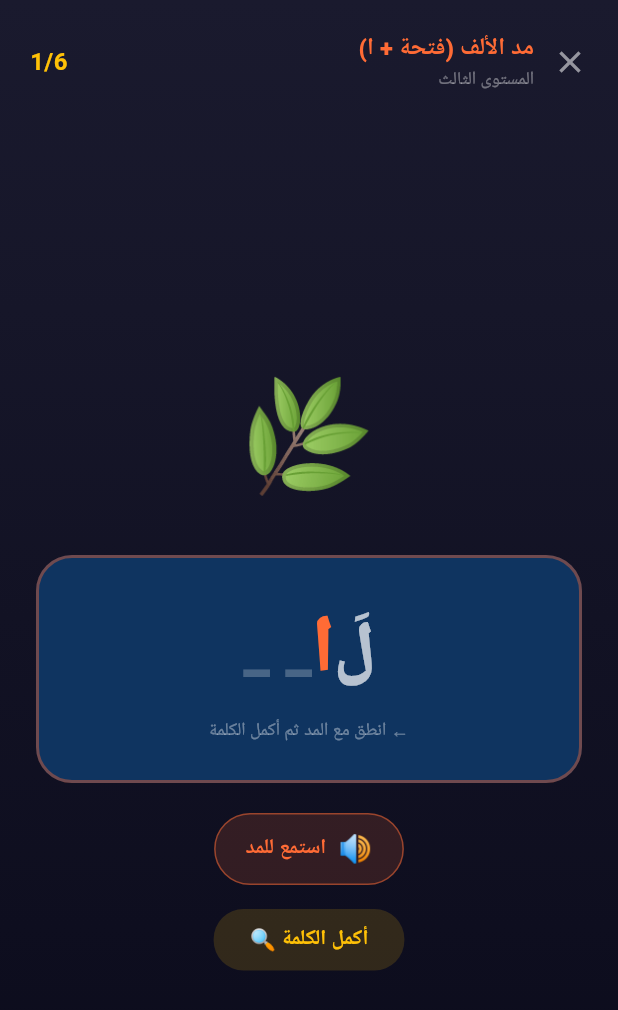
After one commit to tparty335-coder/arabi-fasih, a Flutter app: the Level3LongVowelScreen screen opened directly with sample values from the repository, on a phone screen of 412 x 824 dp. The commit adds this screen. Shown: the top 1010 px of the screen. Run offline on Flutter 3.47's test engine with Material 3 defaults, Android fonts, the phone set to English and light mode, and no system bars; our stand-ins replace flutter_tts, shared_preferences; accounts and stored records are empty; Roboto replaces fonts that are missing (Cairo).

Commit message:
feat: Level 3 complete — Long Vowels (Mudood) from PDF 3

```diff
--- /dev/null
+++ b/lib/data/level3_content.dart
@@ -0,0 +1,214 @@
+// data/level3_content.dart — المستوى الثالث: الأصوات الطويلة (المدود)
+// المصدر: هيا بنا نتعلم القراءة - المستوى الثالث - الأستاذ محمد علي الكفراوي
+
+class LongVowelWord {
+  final String word;
+  final String part1;   // المقطع قبل المد
+  final String vowelChar; // 'ا' | 'يـ' | 'و'
+  final String part2;   // الجزء بعد المد
+  final String emoji;
+  final String vowelType; // 'alif' | 'ya' | 'waw'
+  const LongVowelWord(this.word, this.part1, this.vowelChar, this.part2, this.emoji, this.vowelType);
+}
+
+class L3DB {
+  // =============================================
+  // جدول المدود الكامل — كل حرف × 3 أنواع
+  // صفحة 2: اِفْهَمْ أَوَّلاً ثُمَّ احْفَظْ
+  // =============================================
+  static const Map<String, List<String>> longVowelTable = {
+    'ب': ['بَا', 'بِيـ', 'بُو'],
+    'ت': ['تَا', 'تِيـ', 'تُو'],
+    'ث': ['ثَا', 'ثِيـ', 'ثُو'],
+    'ج': ['جَا', 'جِيـ', 'جُو'],
+    'ح': ['حَا', 'حِيـ', 'حُو'],
+    'خ': ['خَا', 'خِيـ', 'خُو'],
+    'د': ['دَا', 'دِيـ', 'دُو'],
+    'ذ': ['ذَا', 'ذِيـ', 'ذُو'],
+    'ر': ['رَا', 'رِيـ', 'رُو'],
+    'ز': ['زَا', 'زِيـ', 'زُو'],
+    'س': ['سَا', 'سِيـ', 'سُو'],
+    'ش': ['شَا', 'شِيـ', 'شُو'],
+    'ص': ['صَا', 'صِيـ', 'صُو'],
+    'ض': ['ضَا', 'ضِيـ', 'ضُو'],
+    'ط': ['طَا', 'طِيـ', 'طُو'],
+    'ظ': ['ظَا', 'ظِيـ', 'ظُو'],
+    'ع': ['عَا', 'عِيـ', 'عُو'],
+    'غ': ['غَا', 'غِيـ', 'غُو'],
+    'ف': ['فَا', 'فِيـ', 'فُو'],
+    'ق': ['قَا', 'قِيـ', 'قُو'],
+    'ك': ['كَا', 'كِيـ', 'كُو'],
+    'ل': ['لَا', 'لِيـ', 'لُو'],
+    'م': ['مَا', 'مِيـ', 'مُو'],
+    'ن': ['نَا', 'نِيـ', 'نُو'],
+    'هـ': ['هَا', 'هِيـ', 'هُو'],
+    'و': ['وَا', 'وِيـ', 'وُو'],
+    'ي': ['يَا', 'يِيـ', 'يُو'],
+  };
+
+  // =============================================
+  // كلمات مد الألف — فتحة + ا (صفحات 3-6)
+  // =============================================
+  static const List<LongVowelWord> alifWords = [
+    LongVowelWord('بَاب','بَ','ا','ب','🚪','alif'),
+    LongVowelWord('تَاج','تَ','ا','ج','👑','alif'),
+    LongVowelWord('دَار','دَ','ا','ر','🏠','alif'),
+    LongVowelWord('مَاء','مَ','ا','ء','💧','alif'),
+    LongVowelWord('نَار','نَ','ا','ر','🔥','alif'),
+    LongVowelWord('مَال','مَ','ا','ل','💰','alif'),
+    LongVowelWord('جَار','جَ','ا','ر','👤','alif'),
+    LongVowelWord('عَام','عَ','ا','م','📅','alif'),
+    LongVowelWord('دَال','دَ','ا','ل','🔤','alif'),
+    LongVowelWord('رَاب','رَ','ا','ب','🧇','alif'),
+    LongVowelWord('حَال','حَ','ا','ل','🌟','alif'),
+    LongVowelWord('طَار','طَ','ا','ر','✈️','alif'),
+    LongVowelWord('صَار','صَ','ا','ر','⚗️','alif'),
+    LongVowelWord('شَام','شَ','ا','م','🌍','alif'),
+    LongVowelWord('سَار','سَ','ا','ر','🚶','alif'),
+    LongVowelWord('فَاز','فَ','ا','ز','🏆','alif'),
+    LongVowelWord('قَال','قَ','ا','ل','💬','alif'),
+    LongVowelWord('كَان','كَ','ا','ن','✅','alif'),
+    LongVowelWord('لَان','لَ','ا','ن','🌿','alif'),
+    LongVowelWord('مَان','مَ','ا','ن','🛡️','alif'),
+    LongVowelWord('هَام','هَ','ا','م','⭐','alif'),
+    LongVowelWord('وَادِ','وَ','ا','دِ','🏞️','alif'),
+    LongVowelWord('يَاء','يَ','ا','ء','🔤','alif'),
+  ];
+
+  // =============================================
+  // كلمات مد الياء — كسرة + يـ (صفحات 3-5)
+  // =============================================
+  static const List<LongVowelWord> yaWords = [
+    LongVowelWord('فِيل','فِ','يـ','ل','🐘','ya'),
+    LongVowelWord('دِيك','دِ','يـ','ك','🐓','ya'),
+    LongVowelWord('عِيد','عِ','يـ','د','🎉','ya'),
+    LongVowelWord('رِيف','رِ','يـ','ف','🌾','ya'),
+    LongVowelWord('رِيش','رِ','يـ','ش','🪶','ya'),
+    LongVowelWord('جِيل','جِ','يـ','ل','👥','ya'),
+    LongVowelWord('تِين','تِ','يـ','ن','🫐','ya'),
+    LongVowelWord('رِيق','رِ','يـ','ق','💧','ya'),
+    LongVowelWord('حِين','حِ','يـ','ن','⏰','ya'),
+    LongVowelWord('نِيل','نِ','يـ','ل','🌊','ya'),
+    LongVowelWord('لِيف','لِ','يـ','ف','🌴','ya'),
+    LongVowelWord('سِيف','سِ','يـ','ف','⚔️','ya'),
+    LongVowelWord('بِيت','بِ','يـ','ت','🏠','ya'),
+    LongVowelWord('ضِيف','ضِ','يـ','ف','👤','ya'),
+    LongVowelWord('شِيح','شِ','يـ','ح','🌿','ya'),
+  ];
+
+  // =============================================
+  // كلمات مد الواو — ضمة + و (صفحات 3-6)
+  // =============================================
+  static const List<LongVowelWord> wawWords = [
+    LongVowelWord('حُوت','حُ','و','ت','🐳','waw'),
+    LongVowelWord('كُوب','كُ','و','ب','🥤','waw'),
+    LongVowelWord('كُوخ','كُ','و','خ','🏚️','waw'),
+    LongVowelWord('نُور','نُ','و','ر','💡','waw'),
+    LongVowelWord('سُوق','سُ','و','ق','🛒','waw'),
+    LongVowelWord('طُوب','طُ','و','ب','🧱','waw'),
+    LongVowelWord('صُوف','صُ','و','ف','🐑','waw'),
+    LongVowelWord('عُود','عُ','و','د','🪗','waw'),
+    LongVowelWord('تُوت','تُ','و','ت','🫐','waw'),
+    LongVowelWord('فُول','فُ','و','ل','🫘','waw'),
+    LongVowelWord('لُوح','لُ','و','ح','📋','waw'),
+    LongVowelWord('بُوم','بُ','و','م','🦉','waw'),
+    LongVowelWord('دُود','دُ','و','د','🪱','waw'),
+    LongVowelWord('زُور','زُ','و','ر','⚓','waw'),
+    LongVowelWord('شُوك','شُ','و','ك','🍴','waw'),
+  ];
+
+  // =============================================
+  // كلمات ثنائية المقاطع مع المد (صفحات 4-6)
+  // =============================================
+  static const List<LongVowelWord> twoSyllableWords = [
+    // كسر + مد ألف
+    LongVowelWord('كِتَاب','كِ','تَا','ب','📖','alif'),
+    LongVowelWord('حِصَان','حِ','صَا','ن','🐴','alif'),
+    LongVowelWord('خِطَاب','خِ','طَا','ب','📜','alif'),
+    LongVowelWord('لِسَان','لِ','سَا','ن','👅','alif'),
+    LongVowelWord('نِظَام','نِ','ظَا','م','📐','alif'),
+    LongVowelWord('جِمَال','جِ','مَا','ل','🐪','alif'),
+    LongVowelWord('شِبَاك','شِ','بَا','ك','🎣','alif'),
+    LongVowelWord('إِنَاء','إِ','نَا','ء','🏺','alif'),
+    LongVowelWord('بِحَار','بِ','حَا','ر','🌊','alif'),
+    LongVowelWord('رِمَال','رِ','مَا','ل','🏖️','alif'),
+    LongVowelWord('قِطَار','قِ','طَا','ر','🚂','alif'),
+    LongVowelWord('دِمَاغ','دِ','مَا','غ','🧠','alif'),
+    // فتح + مد ياء
+    LongVowelWord('أَمِير','أَ','مِي','ر','👑','ya'),
+    LongVowelWord('بَرِيد','بَ','رِي','د','📬','ya'),
+    LongVowelWord('جَمِيل','جَ','مِي','ل','✨','ya'),
+    LongVowelWord('قَرِيب','قَ','رِي','ب','🤏','ya'),
+    LongVowelWord('طَبِيب','طَ','بِي','ب','👨‍⚕️','ya'),
+    LongVowelWord('نَظِيف','نَ','ظِي','ف','🧹','ya'),
+    LongVowelWord('كَبِير','كَ','بِي','ر','📏','ya'),
+    LongVowelWord('صَغِير','صَ','غِي','ر','🔬','ya'),
+    LongVowelWord('حَلِيب','حَ','لِي','ب','🥛','ya'),
+    LongVowelWord('عَجِيب','عَ','جِي','ب','😲','ya'),
+    LongVowelWord('رَغِيف','رَ','غِي','ف','🍞','ya'),
+    LongVowelWord('مَرِيض','مَ','رِي','ض','🤒','ya'),
+    LongVowelWord('فَرِيد','فَ','رِي','د','💎','ya'),
+    LongVowelWord('سَمِيك','سَ','مِي','ك','📦','ya'),
+    // فتح + مد واو
+    LongVowelWord('أُسُود','أُ','سُو','د','🦁','waw'),
+    LongVowelWord('بُحُور','بُ','حُو','ر','🌊','waw'),
+    LongVowelWord('حُرُوف','حُ','رُو','ف','🔤','waw'),
+    LongVowelWord('دُمُوع','دُ','مُو','ع','😢','waw'),
+    LongVowelWord('نُجُوم','نُ','جُو','م','⭐','waw'),
+    LongVowelWord('كُنُوز','كُ','نُو','ز','💎','waw'),
+    LongVowelWord('فُصُول','فُ','صُو','ل','🍂','waw'),
+    LongVowelWord('قُلُوب','قُ','لُو','ب','❤️','waw'),
+    LongVowelWord('مُلُوك','مُ','لُو','ك','👑','waw'),
+    LongVowelWord('زُهُور','زُ','هُو','ر','🌸','waw'),
+    LongVowelWord('رُمُوش','رُ','مُو','ش','👁️','waw'),
+    LongVowelWord('ذُيُول','ذُ','يُو','ل','🦊','waw'),
+    LongVowelWord('ضُيُوف','ضُ','يُو','ف','👥','waw'),
+    LongVowelWord('طُيُور','طُ','يُو','ر','🐦','waw'),
+  ];
+
+  // =============================================
+  // كلمات ثلاثية المقاطع (صفحات 40-44)
+  // =============================================
+  static const List<LongVowelWord> advancedWords = [
+    // CVC + مد + C
+    LongVowelWord('مَرْوَان','مَرْ','وَا','ن','👦','alif'),
+    LongVowelWord('عَدْنَان','عَدْ','نَا','ن','👦','alif'),
+    LongVowelWord('قِرْطَاس','قِرْ','طَا','س','📄','alif'),
+    LongVowelWord('جِلْبَاب','جِلْ','بَا','ب','👘','alif'),
+    LongVowelWord('إِمْضَاء','إِمْ','ضَا','ء','✍️','alif'),
+    LongVowelWord('إِنْقَاذ','إِنْ','قَا','ذ','🛟','alif'),
+    LongVowelWord('خُرْطُوم','خُرْ','طُو','م','🐘','waw'),
+    LongVowelWord('بُلْدَان','بُلْ','دَا','ن','🌍','alif'),
+    LongVowelWord('تَغْرِيد','تَغْ','رِي','د','🐦','ya'),
+    LongVowelWord('تَسْجِيل','تَسْ','جِي','ل','🎙️','ya'),
+    LongVowelWord('تَشْغِيل','تَشْ','غِي','ل','▶️','ya'),
+    LongVowelWord('مَجْرُوح','مَجْ','رُو','ح','🩹','waw'),
+    LongVowelWord('مَخْلُوق','مَخْ','لُو','ق','🌿','waw'),
+    LongVowelWord('مَكْتُوب','مَكْ','تُو','ب','📬','waw'),
+    LongVowelWord('مَقْتُول','مَقْ','تُو','ل','⚠️','waw'),
+    // جمع التكسير (صفحات 43-46)
+    LongVowelWord('مَدَارِس','مَدَا','رِ','س','🏫','ya'),
+    LongVowelWord('مَسَاجِد','مَسَا','جِ','د','🕌','ya'),
+    LongVowelWord('مَصَانِع','مَصَا','نِ','ع','🏭','ya'),
+    LongVowelWord('مَطَابِخ','مَطَا','بِ','خ','🍳','ya'),
+    LongVowelWord('مَكَاتِب','مَكَا','تِ','ب','🖊️','ya'),
+    LongVowelWord('مَرَاوِح','مَرَا','وِ','ح','🌀','ya'),
+    LongVowelWord('مَسَاكِن','مَسَا','كِ','ن','🏘️','ya'),
+    LongVowelWord('قَوَارِب','قَوَا','رِ','ب','⛵','ya'),
+  ];
+
+  // =============================================
+  // جميع الكلمات مجمعة
+  // =============================================
+  static List<LongVowelWord> allWords() =>
+      [...alifWords, ...yaWords, ...wawWords];
+
+  static List<LongVowelWord> wordsByType(String type) {
+    switch (type) {
+      case 'alif': return [...alifWords, ...twoSyllableWords.where((w) => w.vowelType == 'alif').toList()];
+      case 'ya':   return [...yaWords,   ...twoSyllableWords.where((w) => w.vowelType == 'ya').toList()];
+      case 'waw':  return [...wawWords,  ...twoSyllableWords.where((w) => w.vowelType == 'waw').toList()];
+      default:     return allWords();
+    }
+  }
+}
--- a/lib/models/skill_node.dart
+++ b/lib/models/skill_node.dart
@@ -17,6 +17,11 @@ enum NodeType {
   sukunCvcKasra,                 // L2_03: CVC مسبوق بكسر
   multiSyllable,                 // L2_04: كلمات متعددة المقاطع
   verbConjugation,               // L2_05: تصريف الفعل المضارع
+  // === Level 3: الأصوات الطويلة (المدود) ===
+  longVowelAlif,                 // L3_01: مد الألف (فتحة + ا)
+  longVowelYa,                   // L3_02: مد الياء (كسرة + ي)
+  longVowelWaw,                  // L3_03: مد الواو (ضمة + و)
+  longVowelAdvanced,             // L3_04: كلمات متقدمة + جمع التكسير
 }
 
 class SkillNode {
@@ -294,6 +299,22 @@ class SkillDAG {
 
     // L2_05: تصريف الفعل المضارع (أَكْتُب، نَكْتُب...)
     SkillNode(id:'L2_05_verb',type:NodeType.verbConjugation,letter:'◌ْ',sound:'verb',prerequisites:['L2_04_multi'],confusedWith:[]),
+
+    // ===================================================
+    // المستوى الثالث — الأصوات الطويلة (يُفتح بعد L2_05)
+    // ===================================================
+
+    // L3_01: مد الألف (فختح + ا): بَاب، تَاج، نَار...
+    SkillNode(id:'L3_01_alif',type:NodeType.longVowelAlif,letter:'ا',sound:'medd-a',prerequisites:['L2_05_verb'],confusedWith:[]),
+
+    // L3_02: مد الياء (كسرة + ي): فِيل، دِيك، عِيد...
+    SkillNode(id:'L3_02_ya',type:NodeType.longVowelYa,letter:'ي',sound:'medd-i',prerequisites:['L3_01_alif'],confusedWith:[]),
+
+    // L3_03: مد الواو (ضمة + و): حُوت، كُوب، نُور...
+    SkillNode(id:'L3_03_waw',type:NodeType.longVowelWaw,letter:'و',sound:'medd-u',prerequisites:['L3_02_ya'],confusedWith:[]),
+
+    // L3_04: كلمات متقدمة + جمع التكسير: مدارس، مصانع...
+    SkillNode(id:'L3_04_adv',type:NodeType.longVowelAdvanced,letter:'المد',sound:'adv',prerequisites:['L3_03_waw'],confusedWith:[]),
   ];
 
   static SkillNode? getById(String id) {
--- /dev/null
+++ b/lib/screens/activity/level3_long_vowel_screen.dart
@@ -0,0 +1,346 @@
+// screens/activity/level3_long_vowel_screen.dart
+// شاشة الأصوات الطويلة (المدود) — Level 3
+import 'package:flutter/material.dart';
+import 'package:provider/provider.dart';
+import '../../data/level3_content.dart';
+import '../../models/skill_node.dart';
+import '../../services/mastery_service.dart';
+import '../../services/tts_service.dart';
+import '../../theme/adventure_skin.dart';
+import 'session_complete_screen.dart';
+
+class Level3LongVowelScreen extends StatefulWidget {
+  final SkillNode node;
+  const Level3LongVowelScreen({super.key, required this.node});
+
+  @override
+  State<Level3LongVowelScreen> createState() => _Level3LongVowelScreenState();
+}
+
+class _Level3LongVowelScreenState extends State<Level3LongVowelScreen>
+    with SingleTickerProviderStateMixin {
+  late List<LongVowelWord> _words;
+  int _step = 0, _correct = 0;
+  bool? _lastResult;
+  String _feedback = '';
+  bool _showFull = false, _tapped = false;
+  String _vowelType = 'alif';
+
+  late AnimationController _waveCtrl;
+  late Animation<double> _waveAnim;
+
+  @override
+  void initState() {
+    super.initState();
+    _vowelType = _getVowelType();
+    _words = List.from(_getWordList())..shuffle();
+    if (_words.length > 6) _words = _words.sublist(0, 6);
+
+    _waveCtrl = AnimationController(
+        vsync: this, duration: const Duration(milliseconds: 1200));
+    _waveAnim = Tween<double>(begin: 0, end: 1)
+        .animate(CurvedAnimation(parent: _waveCtrl, curve: Curves.easeInOut));
+
+    _speakWord();
+  }
+
+  String _getVowelType() {
+    switch (widget.node.type) {
+      case NodeType.longVowelYa:  return 'ya';
+      case NodeType.longVowelWaw: return 'waw';
+      default:                    return 'alif';
+    }
+  }
+
+  List<LongVowelWord> _getWordList() {
+    switch (_vowelType) {
+      case 'ya':  return L3DB.yaWords + L3DB.twoSyllableWords.where((w) => w.vowelType == 'ya').toList();
+      case 'waw': return L3DB.wawWords + L3DB.twoSyllableWords.where((w) => w.vowelType == 'waw').toList();
+      default:    return L3DB.alifWords + L3DB.twoSyllableWords.where((w) => w.vowelType == 'alif').toList();
+    }
+  }
+
+  LongVowelWord get _cur => _words[_step];
+
+  Color get _vowelColor {
+    switch (_vowelType) {
+      case 'ya':  return const Color(0xFF7C4DFF);
+      case 'waw': return const Color(0xFF00BCD4);
+      default:    return AdventureSkin.primary;
+    }
+  }
+
+  String get _vowelLabel {
+    switch (_vowelType) {
+      case 'ya':  return 'مد الياء (كسرة + ي)';
+      case 'waw': return 'مد الواو (ضمة + و)';
+      default:    return 'مد الألف (فتحة + ا)';
+    }
+  }
+
+  Future<void> _speakWord() async {
+    _waveCtrl.repeat(reverse: true);
+    if (!_showFull) {
+      await TtsService().speak(_cur.part1);
+      await Future.delayed(const Duration(milliseconds: 400));
+      // مد الصوت
+      await TtsService().speak(_cur.part1 + _cur.vowelChar + _cur.vowelChar);
+    } else {
+      await TtsService().speak(_cur.word);
+    }
+    _waveCtrl.stop();
+    _waveCtrl.reset();
+  }
+
+  Future<void> _revealWord() async {
+    setState(() => _showFull = true);
+    await TtsService().speak(_cur.word);
+  }
+
+  Future<void> _onAnswer(bool correct) async {
+    if (_tapped) return;
+    _tapped = true;
+
+    await context.read<MasteryService>().recordAttempt(
+        widget.node.id, correct,
+        DateTime.now().millisecondsSinceEpoch % 5000);
+
+    setState(() {
+      _lastResult = correct;
+      _feedback = correct
+          ? AdventureSkin.getSuccessMessage()
+          : AdventureSkin.getWrongMessage();
+      if (correct) _correct++;
+    });
+
+    await Future.delayed(const Duration(milliseconds: 1000));
+
+    if (_step + 1 >= _words.length) {
+      if (!mounted) return;
+      Navigator.of(context).pushReplacement(MaterialPageRoute(
+        builder: (_) => SessionCompleteScreen(
+          skillId: widget.node.id,
+          correctCount: _correct,
+          totalSteps: _words.length,
+          xpEarned: _correct * 20,
+        ),
+      ));
+    } else {
+      setState(() {
+        _step++;
+        _lastResult = null;
+        _showFull = false;
+        _tapped = false;
+        _feedback = '';
+      });
+      _speakWord();
+    }
+  }
+
+  @override
+  void dispose() {
+    _waveCtrl.dispose();
+    super.dispose();
+  }
+
+  @override
+  Widget build(BuildContext context) {
+    return Scaffold(
+      body: Container(
+        decoration: const BoxDecoration(gradient: AdventureSkin.backgroundGradient),
+        child: SafeArea(
+          child: Directionality(
+            textDirection: TextDirection.rtl,
+            child: Column(children: [
+              _buildHeader(),
+              Expanded(child: _buildBody()),
+              _buildControls(),
+              const SizedBox(height: 20),
+            ]),
+          ),
+        ),
+      ),
+    );
+  }
+
+  Widget _buildHeader() => Padding(
+    padding: const EdgeInsets.all(20),
+    child: Row(children: [
+      GestureDetector(onTap: () => Navigator.of(context).pop(),
+          child: const Icon(Icons.close, color: Colors.white54)),
+      const SizedBox(width: 12),
+      Expanded(child: Column(crossAxisAlignment: CrossAxisAlignment.start, children: [
+        Text(_vowelLabel, style: TextStyle(color: _vowelColor,
+            fontSize: 16, fontWeight: FontWeight.w800,
+            fontFamily: AdventureSkin.arabicFont)),
+        Text('المستوى الثالث', style: const TextStyle(color: Colors.white38,
+            fontSize: 12, fontFamily: AdventureSkin.arabicFont)),
+      ])),
+      Text('${_step + 1}/${_words.length}', style: AdventureSkin.xpStyle),
+    ]),
+  );
+
+  Widget _buildBody() {
+    return Padding(
+      padding: const EdgeInsets.symmetric(horizontal: 24),
+      child: Column(mainAxisAlignment: MainAxisAlignment.center, children: [
+        // الإيموجي
+        Text(_cur.emoji, style: const TextStyle(fontSize: 72)),
+        const SizedBox(height: 28),
+
+        // عرض الكلمة مع المد
+        _buildWordDisplay(),
+        const SizedBox(height: 20),
+
+        // زر الاستماع
+        GestureDetector(
+          onTap: _speakWord,
+          child: Container(
+            padding: const EdgeInsets.symmetric(horizontal: 20, vertical: 10),
+            decoration: BoxDecoration(
+              color: _vowelColor.withValues(alpha: 0.15),
+              borderRadius: BorderRadius.circular(30),
+              border: Border.all(color: _vowelColor.withValues(alpha: 0.5)),
+            ),
+            child: Row(mainAxisSize: MainAxisSize.min, children: [
+              AnimatedBuilder(
+                animation: _waveAnim,
+                builder: (_, __) => Text('🔊',
+                    style: TextStyle(fontSize: 18 + _waveAnim.value * 4)),
+              ),
+              const SizedBox(width: 8),
+              Text('استمع للمد', style: TextStyle(color: _vowelColor,
+                  fontFamily: AdventureSkin.arabicFont, fontSize: 14,
+                  fontWeight: FontWeight.w700)),
+            ]),
+          ),
+        ),
+
+        if (!_showFull) ...[
+          const SizedBox(height: 16),
+          GestureDetector(
+            onTap: _revealWord,
+            child: Container(
+              padding: const EdgeInsets.symmetric(horizontal: 24, vertical: 10),
+              decoration: BoxDecoration(
+                color: AdventureSkin.accent.withValues(alpha: 0.15),
+                borderRadius: BorderRadius.circular(20),
+              ),
+              child: const Text('أكمل الكلمة 🔍',
+                  style: TextStyle(color: AdventureSkin.accent,
+                      fontFamily: AdventureSkin.arabicFont,
+                      fontWeight: FontWeight.w700)),
+            ),
+          ),
+        ],
+
+        if (_feedback.isNotEmpty) ...[
+          const SizedBox(height: 16),
+          Text(_feedback, style: TextStyle(fontSize: 18,
+              fontWeight: FontWeight.w900, fontFamily: AdventureSkin.arabicFont,
+              color: _lastResult == true ? AdventureSkin.success : AdventureSkin.error)),
+        ],
+      ]),
+    );
+  }
+
+  Widget _buildWordDisplay() {
+    return Container(
+      width: double.infinity,
+      padding: const EdgeInsets.all(24),
+      decoration: BoxDecoration(
+        color: _lastResult == true
+            ? AdventureSkin.letterCardCorrect.withValues(alpha: 0.1)
+            : _lastResult == false
+                ? AdventureSkin.letterCardWrong.withValues(alpha: 0.1)
+                : AdventureSkin.cardBg,
+        borderRadius: BorderRadius.circular(24),
+        border: Border.all(
+          color: _lastResult == true
+              ? AdventureSkin.letterCardCorrect
+              : _lastResult == false
+                  ? AdventureSkin.letterCardWrong
+                  : _vowelColor.withValues(alpha: 0.4),
+          width: 2,
+        ),
+      ),
+      child: Column(children: [
+        if (!_showFull) ...[
+          // عرض مع المد مكشوف والنهاية مخفية
+          Row(mainAxisAlignment: MainAxisAlignment.center, children: [
+            Text(_cur.part1, style: const TextStyle(fontSize: 44,
+                color: Colors.white70, fontWeight: FontWeight.w900,
+                fontFamily: AdventureSkin.arabicFont)),
+            Text(_cur.vowelChar, style: TextStyle(fontSize: 52,
+                color: _vowelColor, fontWeight: FontWeight.w900,
+                fontFamily: AdventureSkin.arabicFont)),
+            Text('_ _', style: const TextStyle(fontSize: 40,
+                color: Colors.white24, fontWeight: FontWeight.w900)),
+          ]),
+          const SizedBox(height: 8),
+          Text('← انطق مع المد ثم أكمل الكلمة',
+              style: TextStyle(color: Colors.white38, fontSize: 12,
+                  fontFamily: AdventureSkin.arabicFont)),
+        ] else ...[
+          // الكلمة كاملة
+          Text(_cur.word, style: const TextStyle(fontSize: 52,
+              color: Colors.white, fontWeight: FontWeight.w900,
+              fontFamily: AdventureSkin.arabicFont)),
+          const SizedBox(height: 8),
+          Row(mainAxisAlignment: MainAxisAlignment.center, children: [
+            _syllableChip(_cur.part1, Colors.white54),
+            const Text(' + ', style: TextStyle(color: Colors.white38, fontSize: 16)),
+            _syllableChip(_cur.vowelChar, AdventureSkin.accent),
+            const Text(' + ', style: TextStyle(color: Colors.white38, fontSize: 16)),
+            _syllableChip(_cur.part2, Colors.white54),
+          ]),
+        ],
+      ]),
+    );
+  }
+
+  Widget _syllableChip(String text, Color color) => Container(
+    padding: const EdgeInsets.symmetric(horizontal: 8, vertical: 4),
+    decoration: BoxDecoration(
+      color: color.withValues(alpha: 0.1),
+      borderRadius: BorderRadius.circular(8),
+      border: Border.all(color: color.withValues(alpha: 0.3)),
+    ),
+    child: Text(text, style: TextStyle(color: color, fontSize: 18,
+        fontWeight: FontWeight.w800, fontFamily: AdventureSkin.arabicFont)),
+  );
+
+  Widget _buildControls() {
+    if (!_showFull) return const SizedBox.shrink();
+    return Padding(
+      padding: const EdgeInsets.symmetric(horizontal: 24),
+      child: Row(children: [
+        Expanded(child: ElevatedButton(
+          onPressed: () => _onAnswer(false),
+          style: ElevatedButton.styleFrom(
+            backgroundColor: AdventureSkin.error.withValues(alpha: 0.15),
+            foregroundColor: AdventureSkin.error,
+            side: const BorderSide(color: AdventureSkin.error),
+            shape: RoundedRectangleBorder(borderRadius: BorderRadius.circular(14)),
+            padding: const EdgeInsets.symmetric(vertical: 16),
+          ),
+          child: const Text('لم أتقنها 🤔', style: TextStyle(
+              fontFamily: AdventureSkin.arabicFont, fontWeight: FontWeight.w700)),
+        )),
+        const SizedBox(width: 12),
+        Expanded(child: ElevatedButton(
+          onPressed: () => _onAnswer(true),
+          style: ElevatedButton.styleFrom(
+            backgroundColor: AdventureSkin.success.withValues(alpha: 0.15),
+            foregroundColor: AdventureSkin.success,
+            side: const BorderSide(color: AdventureSkin.success),
+            shape: RoundedRectangleBorder(borderRadius: BorderRadius.circular(14)),
+            padding: const EdgeInsets.symmetric(vertical: 16),
+          ),
+          child: const Text('أتقنتها ✅', style: TextStyle(
+              fontFamily: AdventureSkin.arabicFont, fontWeight: FontWeight.w700)),
+        )),
+      ]),
+    );
+  }
+}
--- a/lib/screens/home_screen.dart
+++ b/lib/screens/home_screen.dart
@@ -17,6 +17,7 @@ import 'activity/node05_blending_screen.dart';
 import 'activity/generic_letter_activity.dart';
 import 'activity/level2_cvc_screen.dart';
 import 'activity/level2_multisyllable_screen.dart';
+import 'activity/level3_long_vowel_screen.dart';
 import 'progress_screen.dart';
 import 'diagnostic_screen.dart';
 
@@ -35,6 +36,11 @@ class HomeScreen extends StatelessWidget {
       case NodeType.sukunCvcKasra:                return 'الساكن + كسر 🔓';
       case NodeType.multiSyllable:                return 'تقطيع الكلمات 📚';
       case NodeType.verbConjugation:              return 'تصريف الفعل 🌱';
+      case NodeType.longVowelAlif:                return 'مد الألف اآا';
+      case NodeType.longVowelYa:                  return 'مد الياء إِيـ';
+      case NodeType.longVowelWaw:                 return 'مد الواو أُوـ';
+      case NodeType.longVowelAdvanced:            return 'كلمات متقدمة 🌟';
+      default:                                    return 'مهارة';
     }
   }
 
@@ -50,6 +56,11 @@ class HomeScreen extends StatelessWidget {
       case NodeType.sukunCvcKasra:                return 'بِنْت • طِفْل • مِلْح';
       case NodeType.multiSyllable:                return 'مَدْرَسَة • أَرْنَب • شَمْعَة';
       case NodeType.verbConjugation:              return 'أَكْتُب • نَكْتُب • يَكْتُب';
+      case NodeType.longVowelAlif:                return 'بَاب • تَاج • نَار';
+      case NodeType.longVowelYa:                  return 'فِيل • دِيك • كِتَاب';
+      case NodeType.longVowelWaw:                 return 'حُوت • كُوب • نُور';
+      case NodeType.longVowelAdvanced:            return 'مدَارِس • مصَانِع • طَوَابِير';
+      default:                                    return '';
     }
   }
 
@@ -440,6 +451,11 @@ class HomeScreen extends StatelessWidget {
     } else if (node.type == NodeType.multiSyllable ||
         node.type == NodeType.verbConjugation) {
       screen = Level2MultiSyllableScreen(node: node);
+    } else if (node.type == NodeType.longVowelAlif ||
+        node.type == NodeType.longVowelYa ||
+        node.type == NodeType.longVowelWaw ||
+        node.type == NodeType.longVowelAdvanced) {
+      screen = Level3LongVowelScreen(node: node);
     } else if (node.letter == 'ب') {
       // حرف الباء — الشاشات المخصصة (MVP)
       switch (node.type) {
```
